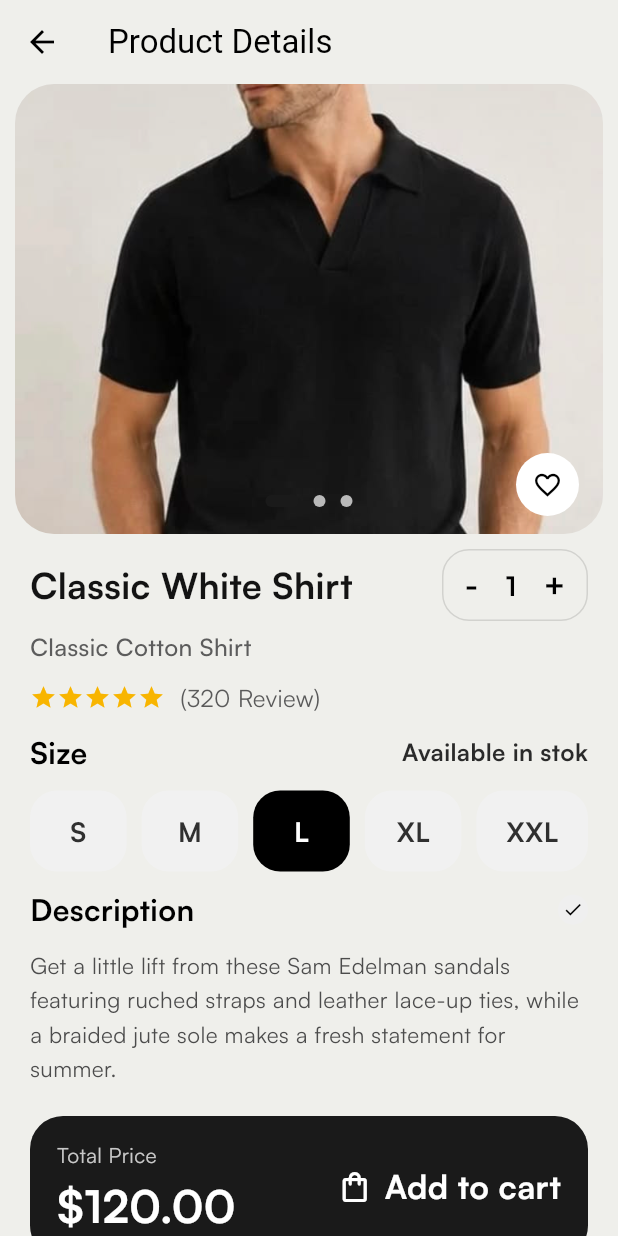
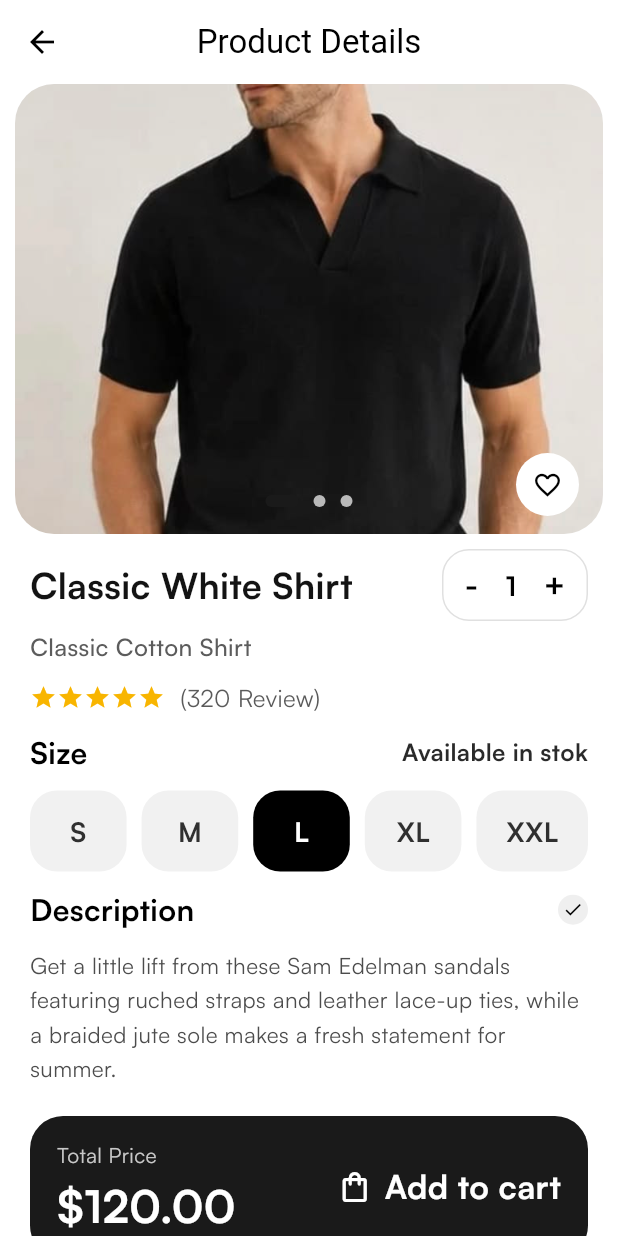
Before and after one commit to ba138/zavora, a Flutter app: the ProductDetailScreen screen opened directly with sample values from the repository, on a phone screen of 412 x 824 dp. Run offline on Flutter 3.47's test engine with Material 3 defaults, Android fonts, the phone set to English and light mode, and no system bars; drawn by our look-alikes of flutter_animate; our stand-ins replace bounce, cached_network_image, flutter_riverpod, flutter_svg, go_router.

Commit message:
feat: Update app theme to use light theme with consistent background colors across screens

```diff
--- a/lib/features/home/screens/product_detail_screen.dart
+++ b/lib/features/home/screens/product_detail_screen.dart
@@ -71,9 +71,10 @@ class _ProductDetailScreenState extends ConsumerState<ProductDetailScreen>
             .animate(_animationController);
 
     return Scaffold(
-      backgroundColor: const Color(0xFFEFEFEB),
+      backgroundColor: Colors.white,
       appBar: AppBar(
-        backgroundColor: Colors.transparent,
+        backgroundColor: Colors.white,
+        surfaceTintColor: Colors.transparent,
         elevation: 0,
         leading: IconButton(
           icon: const Icon(Icons.arrow_back, color: Colors.black),
--- a/lib/features/home/screens/product_screen.dart
+++ b/lib/features/home/screens/product_screen.dart
@@ -66,9 +66,10 @@ class _ProductScreenState extends ConsumerState<ProductScreen>
     final products = widget.products;
 
     return Scaffold(
-      backgroundColor: const Color(0xFFF7F7F5),
+      backgroundColor: Colors.white,
       appBar: AppBar(
-        backgroundColor: Colors.transparent,
+        backgroundColor: Colors.white,
+        surfaceTintColor: Colors.transparent,
         elevation: 0,
         leading: IconButton(
           icon: const Icon(Icons.arrow_back, color: Colors.black),
--- a/lib/main.dart
+++ b/lib/main.dart
@@ -1,6 +1,7 @@
 import 'package:flutter/material.dart';
 import 'package:flutter_riverpod/flutter_riverpod.dart';
 import 'package:zavora/app/router/app_router.dart';
+import 'package:zavora/app/theme/app_theme.dart';
 
 void main() {
   runApp(const ProviderScope(child: MyApp()));
@@ -15,6 +16,7 @@ class MyApp extends StatelessWidget {
     return MaterialApp.router(
       title: 'Flutter Demo',
       debugShowCheckedModeBanner: false,
+      theme: AppTheme.lightTheme,
       routerConfig: appRouter,
     );
   }
```
Also changed, not shown: lib/app/theme/app_theme.dart (+21 -60 lines).
